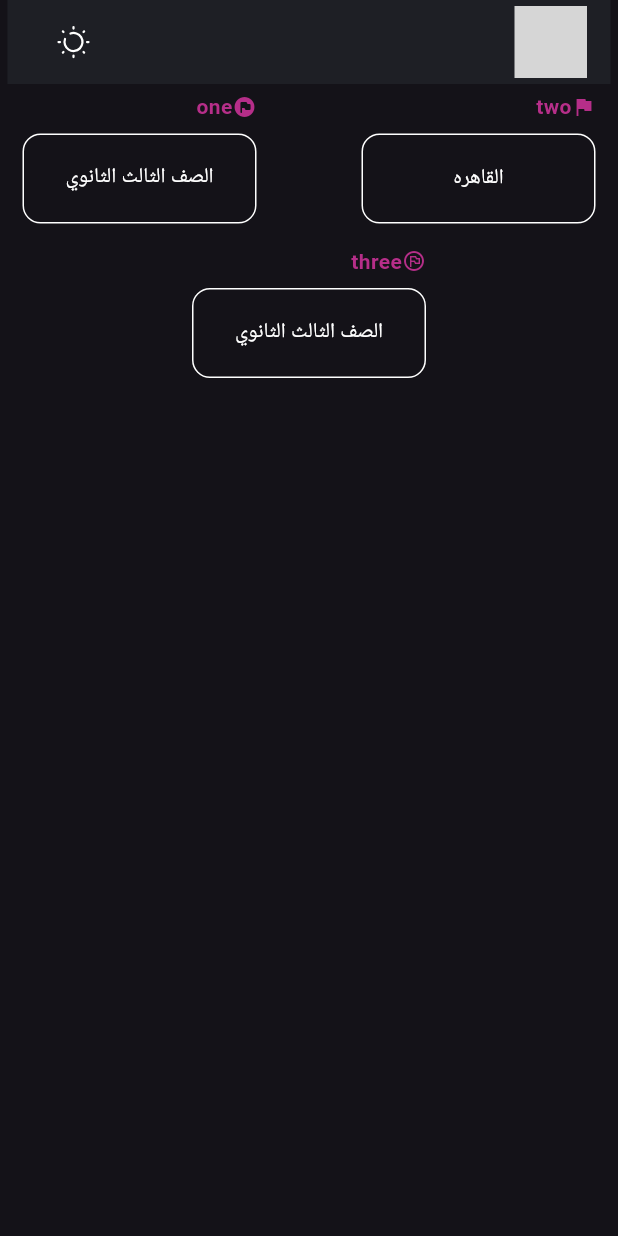
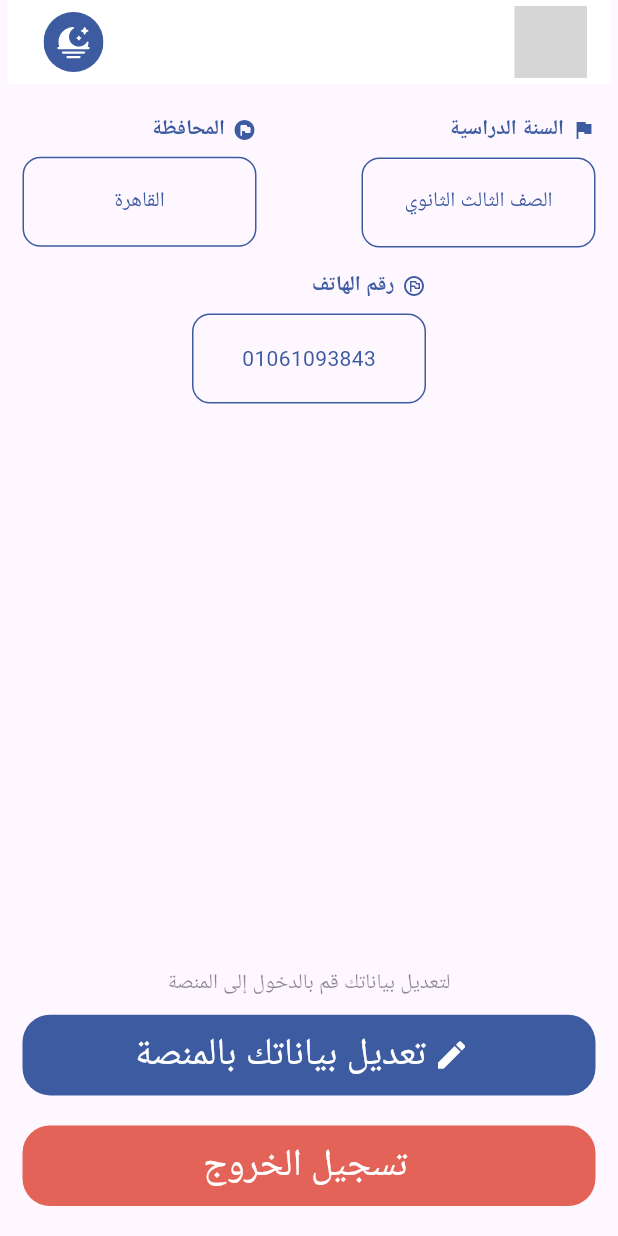
Before and after one commit to ABDO-OS/Easy-bio, a Flutter app: the screen it shows after launch, on a phone screen of 412 x 824 dp. Run offline on Flutter 3.47's test engine with Material 3 defaults, Android fonts, the phone set to English and light mode, and no system bars; our stand-ins replace bloc, flutter_screenutil, flutter_svg; Roboto replaces fonts that are missing (Din); grey boxes are pictures that could not be loaded.

Commit message:
contain build account acreen

```diff
--- a/lib/core/bottomwidget/CustomButton.dart
+++ b/lib/core/bottomwidget/CustomButton.dart
@@ -8,10 +8,17 @@ import 'package:flutter_screenutil/flutter_screenutil.dart';
 // import 'styles/text/text_styles.dart';
 
 class CustomButton extends StatelessWidget {
-  const CustomButton({super.key, this.onTap, required this.text, this.icon});
+  const CustomButton({
+    super.key,
+    this.onTap,
+    required this.text,
+    this.icon,
+    this.color,
+  });
   final void Function()? onTap;
   final Widget? icon;
   final String text;
+  final Color? color;
   @override
   Widget build(BuildContext context) {
     return InkWell(
@@ -21,16 +28,16 @@ class CustomButton extends StatelessWidget {
         width: double.infinity,
         clipBehavior: Clip.antiAliasWithSaveLayer,
         decoration: BoxDecoration(
-          color: context.color.primaryColor,
+          color: color ?? context.color.primaryColor,
           borderRadius: BorderRadius.circular(16.r),
-          boxShadow: [
-            BoxShadow(
-              color: context.color.primaryColor,
-              // blurRadius: 4,
-              // offset: Offset(0, 2),
-              // spreadRadius: 0,
-            ),
-          ],
+          // boxShadow: [
+          //   BoxShadow(
+          //     color: context.color.primaryColor,
+          //     // blurRadius: 4,
+          //     // offset: Offset(0, 2),
+          //     // spreadRadius: 0,
+          //   ),
+          // ],
         ),
         child: Row(
           mainAxisSize: MainAxisSize.min,
--- a/lib/core/style/colors/app_colors.dart
+++ b/lib/core/style/colors/app_colors.dart
@@ -18,5 +18,8 @@ class AppColorss {
 
   Color get infoColor =>
       isDark ? ColorsLight.white : ColorsLight.secondaryColor;
+
+  Color get editbottom =>
+      isDark ? ColorsDark.black2 : ColorsLight.secondaryColor;
 }
 // ColorsLight.primaryColor
--- a/lib/features/account/presentation/view/accountscreen.dart
+++ b/lib/features/account/presentation/view/accountscreen.dart
@@ -2,6 +2,7 @@ import 'package:flutter/material.dart';
 
 import '../../../subscriptions/presentation/widgets/appbar.dart';
 import '../data/customInfofeld.dart';
+import '../widgets/buttombody.dart';
 import '../widgets/profilefield.dart';
 
 class Accountscreen extends StatelessWidget {
@@ -12,7 +13,7 @@ class Accountscreen extends StatelessWidget {
     return const Scaffold(
       appBar: CostimeAppbar(),
       body: Padding(
-        padding: EdgeInsets.symmetric(vertical: 5, horizontal: 15),
+        padding: EdgeInsets.symmetric(vertical: 20, horizontal: 15),
         child: Column(
           crossAxisAlignment: CrossAxisAlignment.center,
           children: [
@@ -22,16 +23,16 @@ class Accountscreen extends StatelessWidget {
                 Profilefield(
                   info: Custominfofeld(
                     icon: Icons.flag_circle_rounded,
-                    lable: "one",
-                    value: "الصف الثالث الثانوي",
+                    lable: "المحافظة",
+                    value: "القاهرة",
                   ),
                 ),
                 Spacer(),
                 Profilefield(
                   info: Custominfofeld(
                     icon: Icons.flag,
-                    lable: "two",
-                    value: "القاهره",
+                    lable: "السنة الدراسية",
+                    value: "الصف الثالث الثانوي",
                   ),
                 ),
               ],
@@ -40,10 +41,12 @@ class Accountscreen extends StatelessWidget {
             Profilefield(
               info: Custominfofeld(
                 icon: Icons.flag_circle_outlined,
-                lable: "three",
-                value: "الصف الثالث الثانوي",
+                lable: "رقم الهاتف",
+                value: "01061093843",
               ),
             ),
+            Spacer(),
+            Buttombody(),
           ],
         ),
       ),
--- /dev/null
+++ b/lib/features/account/presentation/widgets/buttombody.dart
@@ -0,0 +1,29 @@
+import 'package:easy_bio/core/extensions/context_extension.dart';
+import 'package:flutter/material.dart';
+
+import '../../../../core/bottomwidget/CustomButton.dart';
+import '../../../../core/style/colors/colors.dart';
+
+class Buttombody extends StatelessWidget {
+  const Buttombody({super.key});
+
+  @override
+  Widget build(BuildContext context) {
+    return Column(
+      children: [
+        Text(
+          'لتعديل بياناتك قم بالدخول إلى المنصة',
+          style: TextStyle(color: context.color.textColor.withOpacity(0.5)),
+        ),
+        SizedBox(height: 10),
+        CustomButton(
+          text: 'تعديل بياناتك بالمنصة',
+          color: context.color.editbottom,
+          icon: Icon(Icons.edit, color: ColorsLight.white),
+        ),
+        SizedBox(height: 20),
+        CustomButton(text: 'تسجيل الخروج', color: ColorsLight.orange),
+      ],
+    );
+  }
+}
--- a/lib/features/account/presentation/widgets/profilefield.dart
+++ b/lib/features/account/presentation/widgets/profilefield.dart
@@ -23,6 +23,7 @@ class Profilefield extends StatelessWidget {
                   fontWeight: FontWeight.w600,
                 ),
               ),
+              SizedBox(width: 5),
               Icon(info.icon, size: 16, color: context.color.primaryColor),
             ],
           ),
--- a/lib/main.dart
+++ b/lib/main.dart
@@ -24,7 +24,7 @@ class MyApp extends StatelessWidget {
           brightness: Brightness.dark,
           primaryColor: appColors.ColorsDark.black2,
         ),
-        themeMode: ThemeMode.dark,
+        themeMode: ThemeMode.light,
         home: const Accountscreen(),
       ),
     );
```
